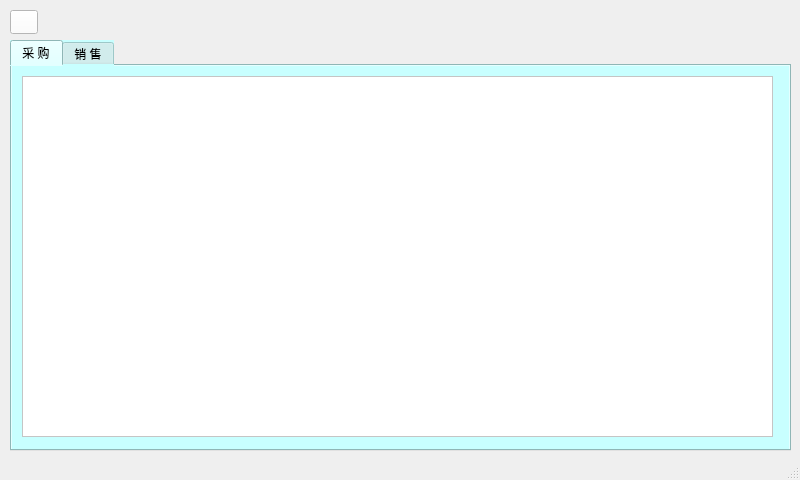
Before: the Qt Designer form goodsinquirywindow.ui in cbt-98/Supermarket-Management-System, drawn with Qt 5.
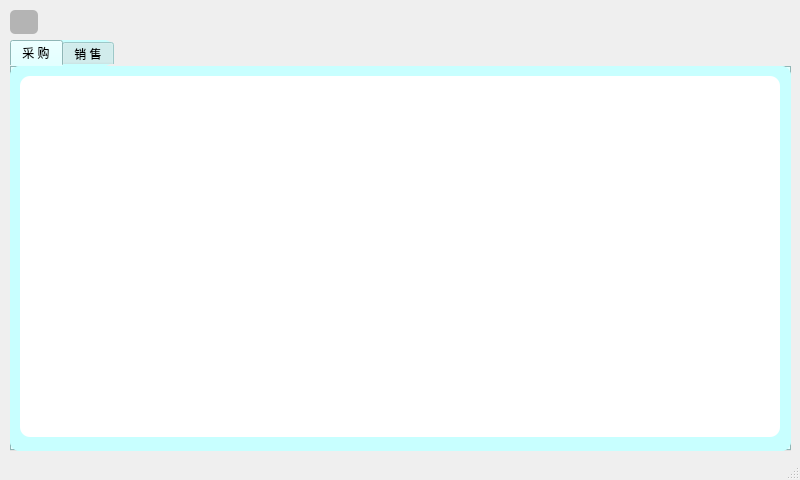
After: the same form once the commit is applied. The open tabs and pages were chosen to show the change. Icons and pictures are not drawn.

What changed in the file:
```diff
--- a/goodsinquirywindow.ui
+++ b/goodsinquirywindow.ui
@@ -24,7 +24,8 @@
      </rect>
     </property>
     <property name="styleSheet">
-     <string notr="true">background-color: rgb(255, 255, 255);</string>
+     <string notr="true">background-color: rgb(180, 180, 180);
+border-radius:5px;</string>
     </property>
     <property name="text">
      <string/>
@@ -46,7 +47,8 @@
     <property name="styleSheet">
      <string notr="true">font: 12pt &quot;黑体&quot;;
 background-color: rgb(200, 255, 255);
-color: rgb(0, 0, 0);</string>
+color: rgb(0, 0, 0);
+border-radius:10px;</string>
     </property>
     <property name="currentIndex">
      <number>1</number>
@@ -60,7 +62,7 @@
        <rect>
         <x>10</x>
         <y>10</y>
-        <width>751</width>
+        <width>760</width>
         <height>361</height>
        </rect>
       </property>
```
Left out of the diff: 2 changed lines with no effect on the pictures.
